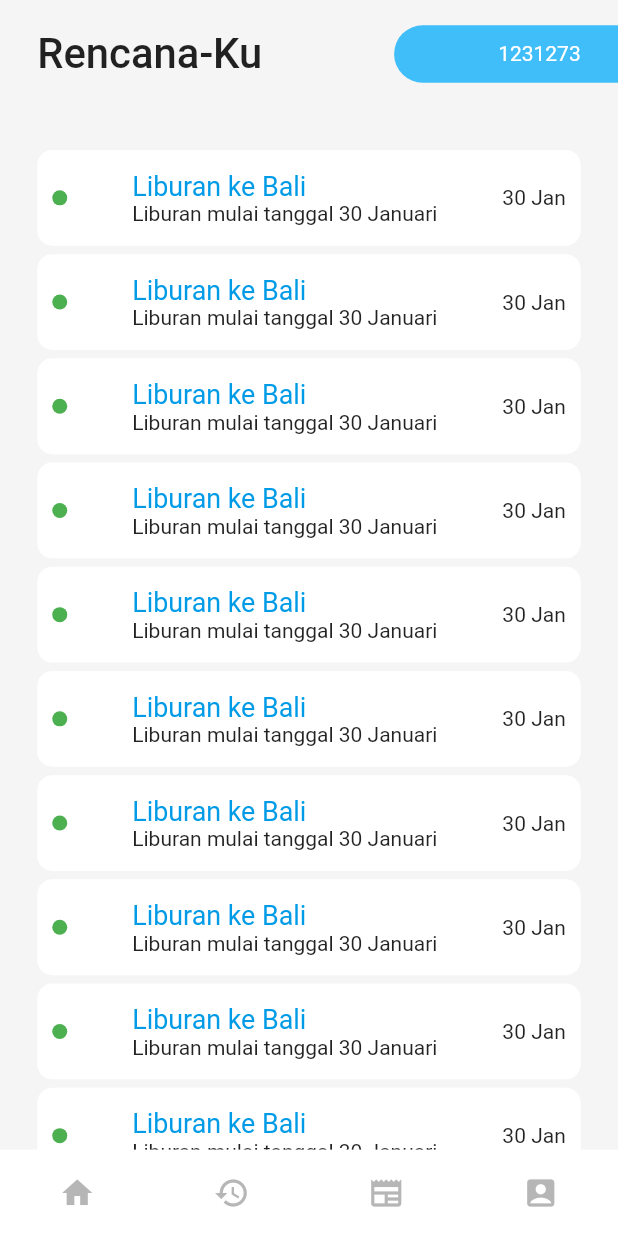
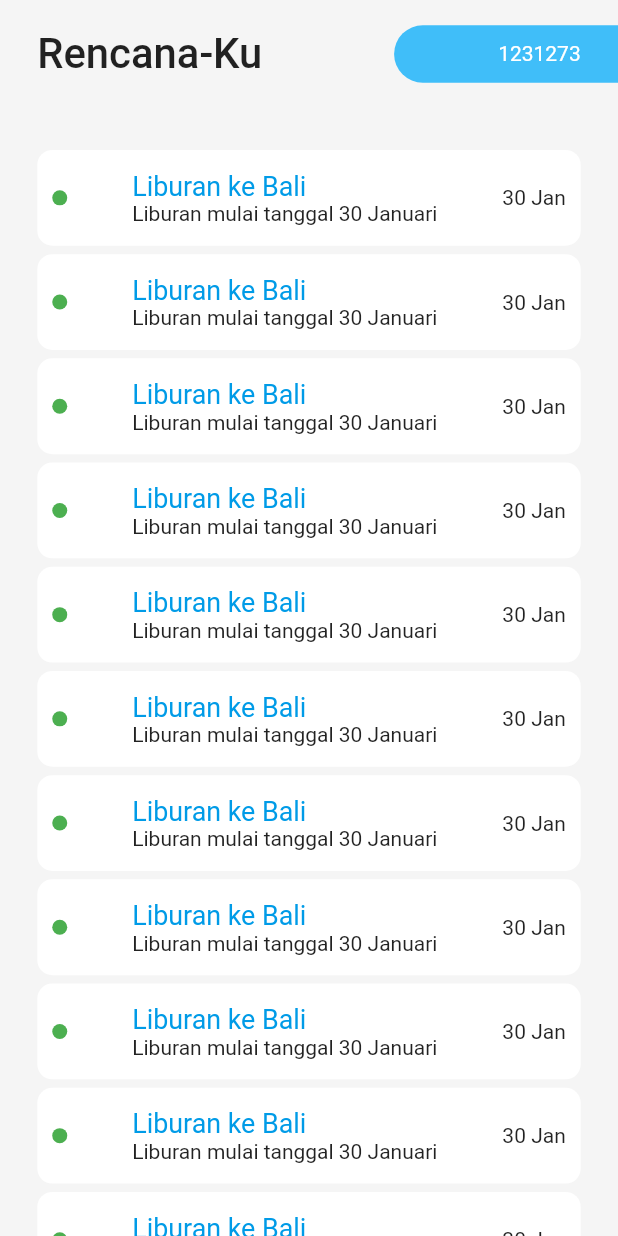
Before and after one commit to itsgrinaldi/triplen_app_eskalink, a Flutter app: the HomeLayout screen opened directly, on a phone screen of 412 x 824 dp. Run offline on Flutter 3.47's test engine with Material 2 defaults, Android fonts, the phone set to English and light mode, and no system bars; our stand-ins replace flutter_screenutil.

Commit message:
feat(layout): add counter for page moving

```diff
--- a/lib/components/base_button.dart
+++ b/lib/components/base_button.dart
@@ -1,6 +1,7 @@
 import 'package:flutter/material.dart';
 import 'package:flutter_screenutil/flutter_screenutil.dart';
 import 'package:triplen_app/layout/home_layout.dart';
+import 'package:triplen_app/layout/main_layout.dart';
 
 class BaseButton extends StatelessWidget {
   final String? namaButton;
@@ -12,7 +13,7 @@ class BaseButton extends StatelessWidget {
     return InkWell(
       onTap: () {
         Navigator.of(context)
-            .push(MaterialPageRoute(builder: (context) => HomeLayout()));
+            .push(MaterialPageRoute(builder: (context) => MainLayout()));
       },
       child: Container(
         width: MediaQuery.of(context).size.width,
--- a/lib/layout/home_layout.dart
+++ b/lib/layout/home_layout.dart
@@ -13,59 +13,6 @@ class _HomeLayoutState extends State<HomeLayout> {
   Widget build(BuildContext context) {
     return Scaffold(
       backgroundColor: Color(0xffF5F5F5),
-      bottomNavigationBar: Container(
-        decoration: BoxDecoration(
-          color: Colors.white,
-        ),
-        child: Row(
-          children: [
-            Expanded(
-              child: InkWell(
-                child: Container(
-                  padding: EdgeInsets.symmetric(vertical: 15.h),
-                  child: Icon(
-                    Icons.home,
-                    color: Color(0xffB6B6B6),
-                  ),
-                ),
-              ),
-            ),
-            Expanded(
-              child: InkWell(
-                child: Container(
-                  padding: EdgeInsets.symmetric(vertical: 15.h),
-                  child: Icon(
-                    Icons.history,
-                    color: Color(0xffB6B6B6),
-                  ),
-                ),
-              ),
-            ),
-            Expanded(
-              child: InkWell(
-                child: Container(
-                  padding: EdgeInsets.symmetric(vertical: 15.h),
-                  child: Icon(
-                    Icons.newspaper,
-                    color: Color(0xffB6B6B6),
-                  ),
-                ),
-              ),
-            ),
-            Expanded(
-              child: InkWell(
-                child: Container(
-                  padding: EdgeInsets.symmetric(vertical: 15.h),
-                  child: Icon(
-                    Icons.account_box,
-                    color: Color(0xffB6B6B6),
-                  ),
-                ),
-              ),
-            ),
-          ],
-        ),
-      ),
       body: SafeArea(
         child: Column(
           children: [
```
Also changed, not shown: lib/layout/main_layout.dart (added, +110 -0 lines).
